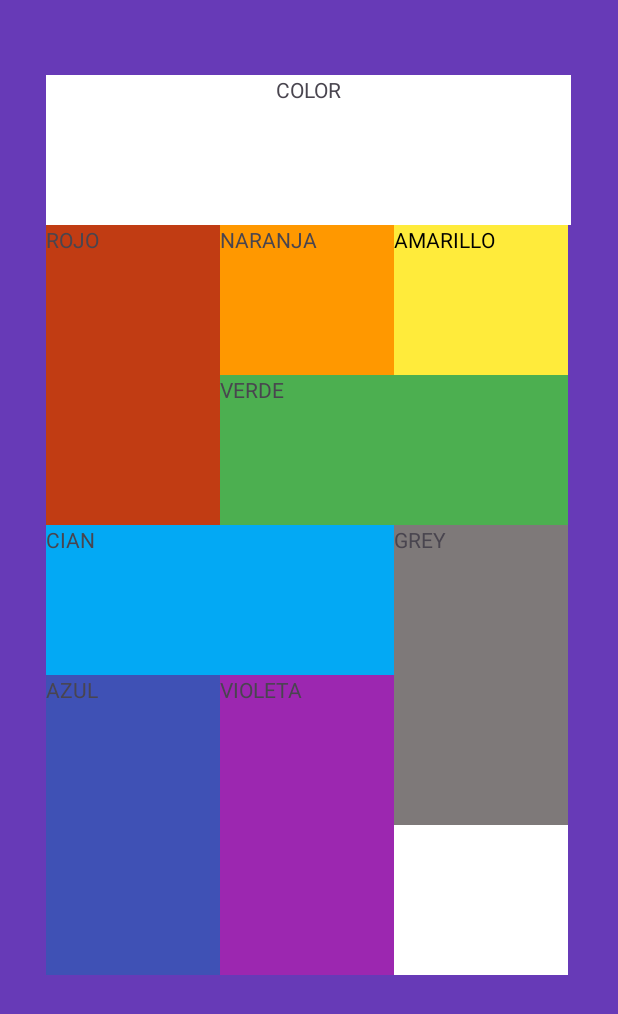
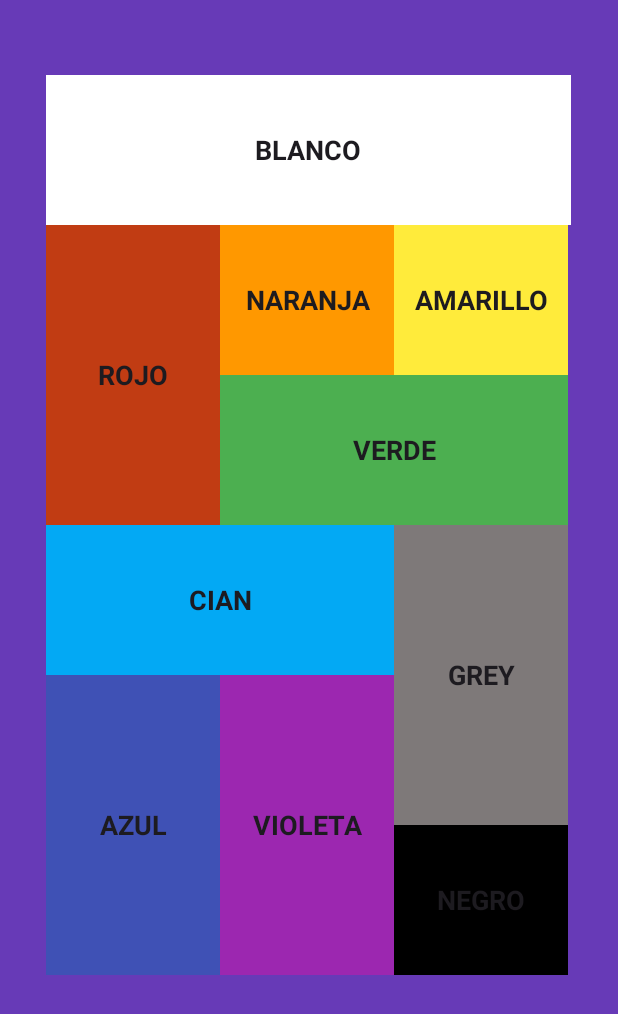
Before and after one commit to SEH0UL/EjercicioPrueba, an Android app: the PruebaExamen_Main screen opened directly, with no data from a screen before it, on a phone screen of 412 x 824 dp. Shown: the top 1014 px of the screen. Run offline under Robolectric (Android 15) with nearby library versions, the phone set to English and light mode, and no system bars.

Commit message:
Falta cambiar nombres

```diff
--- a/app/src/main/java/com/sehoul/ejercicioprueba/MenuActivity.kt
+++ b/app/src/main/java/com/sehoul/ejercicioprueba/MenuActivity.kt
@@ -24,6 +24,7 @@ class MenuActivity : AppCompatActivity() {
         btnMessageApp.setOnClickListener{navigateToMessageApp()}
         btnBoardgamesApp.setOnClickListener{ navigateToBoardgamesApp() }
         btnIMCapp.setOnClickListener{navigateToIMCapp()}
+        btnPruebaExamen.setOnClickListener { navigateToPruebaExamen() }
     }
 
     private fun navigateToPruebaExamen(){
--- a/app/src/main/java/com/sehoul/ejercicioprueba/PruebaExamen/PruebaExamen_Main.kt
+++ b/app/src/main/java/com/sehoul/ejercicioprueba/PruebaExamen/PruebaExamen_Main.kt
@@ -1,21 +1,104 @@
 package com.sehoul.ejercicioprueba.PruebaExamen
 
+import android.app.AlertDialog
 import android.os.Bundle
-import androidx.activity.enableEdgeToEdge
+import android.view.LayoutInflater
+import android.widget.Button
+import android.widget.RadioButton
+import android.widget.RadioGroup
+import android.widget.TextView
 import androidx.appcompat.app.AppCompatActivity
-import androidx.core.view.ViewCompat
-import androidx.core.view.WindowInsetsCompat
 import com.sehoul.ejercicioprueba.R
 
 class PruebaExamen_Main : AppCompatActivity() {
+
+    // Lista de los TextView en el diseño
+    private lateinit var textViewList: List<TextView>
+
     override fun onCreate(savedInstanceState: Bundle?) {
         super.onCreate(savedInstanceState)
-        enableEdgeToEdge()
         setContentView(R.layout.activity_prueba_examen_main)
-        ViewCompat.setOnApplyWindowInsetsListener(findViewById(R.id.main)) { v, insets ->
-            val systemBars = insets.getInsets(WindowInsetsCompat.Type.systemBars())
-            v.setPadding(systemBars.left, systemBars.top, systemBars.right, systemBars.bottom)
-            insets
+
+        // Inicializar componentes
+        initComponents()
+
+        // Configurar listeners de clic
+        initListeners()
+    }
+
+    private fun initComponents() {
+        // Encuentra todos los TextView del diseño
+        textViewList = listOf(
+            findViewById(R.id.tv1),
+            findViewById(R.id.tv2),
+            findViewById(R.id.tv3),
+            findViewById(R.id.tv4),
+            findViewById(R.id.tv5),
+            findViewById(R.id.tv6),
+            findViewById(R.id.tv7),
+            findViewById(R.id.tv8),
+            findViewById(R.id.tv9),
+            findViewById(R.id.tv10)
+        )
+    }
+
+    private fun initListeners() {
+        // Configura un listener de clic para cada TextView
+        textViewList.forEach { textView ->
+            textView.setOnClickListener {
+                showColorDialog(textView)
+            }
+        }
+    }
+
+    /**
+     * Muestra el diálogo de selección de color.
+     * @param targetView El TextView al que se aplicará el color seleccionado.
+     */
+    private fun showColorDialog(targetView: TextView) {
+        // Inflar el diseño del diálogo
+        val dialogView = LayoutInflater.from(this).inflate(R.layout.dialog_pruebaexamen, null)
+        val radioGroup = dialogView.findViewById<RadioGroup>(R.id.rgCategories)
+        val btnChangeColor = dialogView.findViewById<Button>(R.id.btnChangeColor)
+
+        // Crear y mostrar el diálogo
+        val dialog = AlertDialog.Builder(this)
+            .setView(dialogView)
+            .create()
+
+        btnChangeColor.setOnClickListener {
+            // Obtener el RadioButton seleccionado
+            val selectedRadioButtonId = radioGroup.checkedRadioButtonId
+            if (selectedRadioButtonId != -1) {
+                val selectedRadioButton = dialogView.findViewById<RadioButton>(selectedRadioButtonId)
+                val selectedColor = getColorFromRadioButton(selectedRadioButton.id)
+                // Cambiar el color de fondo del TextView seleccionado
+                targetView.setBackgroundColor(selectedColor)
+            }
+            dialog.dismiss()
+        }
+
+        dialog.show()
+    }
+
+    /**
+     * Devuelve el color correspondiente según el RadioButton seleccionado.
+     * @param radioButtonId ID del RadioButton seleccionado.
+     * @return Color entero correspondiente.
+     */
+    private fun getColorFromRadioButton(radioButtonId: Int): Int {
+        return when (radioButtonId) {
+            R.id.rbBlanco -> getColor(R.color.white)
+            R.id.rbRojo -> getColor(R.color.red)
+            R.id.rbNaranja -> getColor(R.color.orange)
+            R.id.rbAmarillo -> getColor(R.color.yellow)
+            R.id.rbVerde -> getColor(R.color.green)
+            R.id.rbCian -> getColor(R.color.cyan)
+            R.id.rbAzul -> getColor(R.color.blue)
+            R.id.rbVioleta -> getColor(R.color.violet)
+            R.id.rbGris -> getColor(R.color.gray)
+            R.id.rbNegro -> getColor(R.color.black)
+            else -> getColor(R.color.white) // Default: blanco
         }
     }
 }
--- a/app/src/main/res/layout/activity_prueba_examen_main.xml
+++ b/app/src/main/res/layout/activity_prueba_examen_main.xml
@@ -36,9 +36,11 @@
                         android:id="@+id/tv1"
                         android:layout_width="match_parent"
                         android:layout_height="100dp"
-                        android:text="COLOR"
-                        android:textAlignment="center"
-                        android:background="@color/white" />
+                        android:text="BLANCO"
+                        style="@style/Theme.PruebaExamen_textView"
+                        android:background="@color/white"
+                        android:clickable="true"
+                        android:focusable="true"/>
                 </LinearLayout>
 
 
@@ -53,7 +55,10 @@
                         android:layout_width="116dp"
                         android:layout_height="200dp"
                         android:background="#C13C13"
-                        android:text="ROJO"/>
+                        android:text="ROJO"
+                        style="@style/Theme.PruebaExamen_textView"
+                        android:clickable="true"
+                        android:focusable="true"/>
 
                     <LinearLayout
                         android:layout_width="wrap_content"
@@ -66,25 +71,36 @@
                             android:layout_gravity="center">
 
                             <TextView
+                                android:id="@+id/tv3"
                                 android:layout_width="116dp"
                                 android:layout_height="100dp"
                                 android:background="#FF9800"
-                                android:text="NARANJA"/>
+                                android:text="NARANJA"
+                                style="@style/Theme.PruebaExamen_textView"
+                                android:clickable="true"
+                                android:focusable="true"/>
 
                             <TextView
+                                android:id="@+id/tv4"
                                 android:layout_width="116dp"
                                 android:layout_height="100dp"
                                 android:background="#FFEB3B"
                                 android:text="AMARILLO"
-                                android:textColor="@color/black"/>
+                                style="@style/Theme.PruebaExamen_textView"
+                                android:clickable="true"
+                                android:focusable="true"/>
 
                         </LinearLayout>
 
                         <TextView
+                            android:id="@+id/tv5"
                             android:layout_width="232dp"
-                            android:layout_height="150dp"
+                            android:layout_height="100dp"
                             android:background="#4CAF50"
-                            android:text="VERDE"/>
+                            android:text="VERDE"
+                            style="@style/Theme.PruebaExamen_textView"
+                            android:clickable="true"
+                            android:focusable="true"/>
                     </LinearLayout>
 
                 </LinearLayout>
@@ -101,10 +117,14 @@
                         android:orientation="vertical">
 
                         <TextView
+                            android:id="@+id/tv6"
                             android:layout_width="232dp"
                             android:layout_height="100dp"
                             android:background="#03A9F4"
-                            android:text="CIAN"/>
+                            android:text="CIAN"
+                            style="@style/Theme.PruebaExamen_textView"
+                            android:clickable="true"
+                            android:focusable="true"/>
 
                         <LinearLayout
                             android:layout_width="wrap_content"
@@ -112,16 +132,24 @@
                             android:orientation="horizontal">
 
                             <TextView
+                                android:id="@+id/tv7"
                                 android:layout_width="116dp"
                                 android:layout_height="200dp"
                                 android:background="#3F51B5"
-                                android:text="AZUL"/>
+                                android:text="AZUL"
+                                style="@style/Theme.PruebaExamen_textView"
+                                android:clickable="true"
+                                android:focusable="true"/>
 
                             <TextView
+                                android:id="@+id/tv8"
                                 android:layout_width="116dp"
                                 android:layout_height="200dp"
                                 android:background="#9C27B0"
-                                android:text="VIOLETA"/>
+                                android:text="VIOLETA"
+                                style="@style/Theme.PruebaExamen_textView"
+                                android:clickable="true"
+                                android:focusable="true"/>
 
                         </LinearLayout>
                     </LinearLayout>
@@ -131,18 +159,25 @@
                             android:orientation="vertical">
 
                         <TextView
+                            android:id="@+id/tv9"
                             android:layout_width="116dp"
                             android:layout_height="200dp"
                             android:background="#7E7979"
-                            android:text="GREY"/>
+                            android:text="GREY"
+                            style="@style/Theme.PruebaExamen_textView"
+                            android:clickable="true"
+                            android:focusable="true"/>
 
                         <TextView
+                            android:id="@+id/tv10"
                             android:layout_width="116dp"
                             android:layout_height="100dp"
-                            android:background="@color/white"/>
+                            android:background="@color/black"
+                            android:text="NEGRO"
+                            style="@style/Theme.PruebaExamen_textView"
+                            android:clickable="true"
+                            android:focusable="true"/>
                     </LinearLayout>
-
-
 
                 </LinearLayout>
 
--- a/app/src/main/res/values/colors.xml
+++ b/app/src/main/res/values/colors.xml
@@ -1,7 +1,19 @@
 <?xml version="1.0" encoding="utf-8"?>
 <resources>
+    <!--PRUEBA EXAMEN-->
+    <color name="white">#FFFFFFFF</color>
+    <color name="red">#FFFF0000</color>
+    <color name="orange">#FFFF9800</color>
+    <color name="yellow">#FFFFFF00</color>
+    <color name="green">#FF4CAF50</color>
+    <color name="cyan">#FF00BCD4</color>
+    <color name="blue">#FF0000FF</color>
+    <color name="violet">#FF9C27B0</color>
+    <color name="gray">#FF9E9E9E</color>
     <color name="black">#FF000000</color>
-    <color name="white">#FFFFFFFF</color>
+    <color name="pink_dialog">#E45989</color>
+
+    <!--IMC-APP-->
     <color name="background_component">#1D1E33</color>
     <color name="background_component_selected">#5F3595</color>
     <color name="background_app">#0E0B20</color>
--- a/app/src/main/res/values/strings.xml
+++ b/app/src/main/res/values/strings.xml
@@ -26,4 +26,5 @@
     <string name="dialog_lcg_categoryG">LCG</string>
     <string name="dialog_legacy_category">Legacy</string>
     <string name="dialog_lcg_category">LCG</string>
+    <string name="txtChangeColor">Aplicar Color</string>
 </resources>
--- a/app/src/main/res/values/themes.xml
+++ b/app/src/main/res/values/themes.xml
@@ -21,6 +21,15 @@
     </style>
 
 
+    <style name="Theme.PruebaExamen_textView" parent="Theme.MaterialComponents.DayNight.NoActionBar">
+        <!-- Centrar el texto horizontal y verticalmente -->
+        <item name="android:gravity">center</item>
+        <item name="android:textSize">18sp</item>
+        <item name="android:textStyle">bold</item>
+        <item name="android:padding">8dp</item>
+
+    </style>
+
 
     <style name="Theme.EjercicioPrueba" parent="Base.Theme.EjercicioPrueba" />
 
```
Also changed, not shown: app/src/main/res/layout/dialog_pruebaexamen.xml (added, +126 -0 lines).
